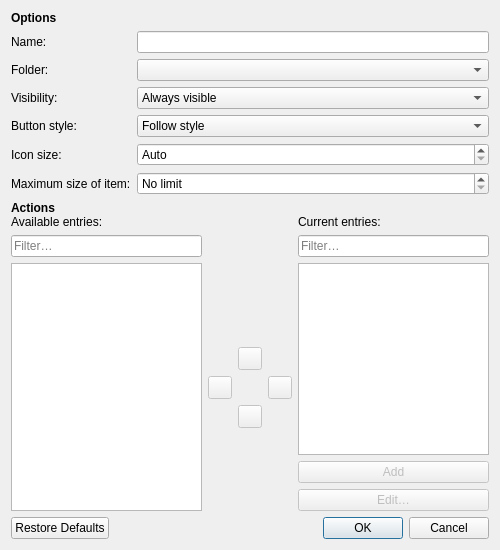
Before: the Qt Designer form src/ui/ToolBarDialog.ui in OtterBrowser/otter-browser, drawn with Qt 5.
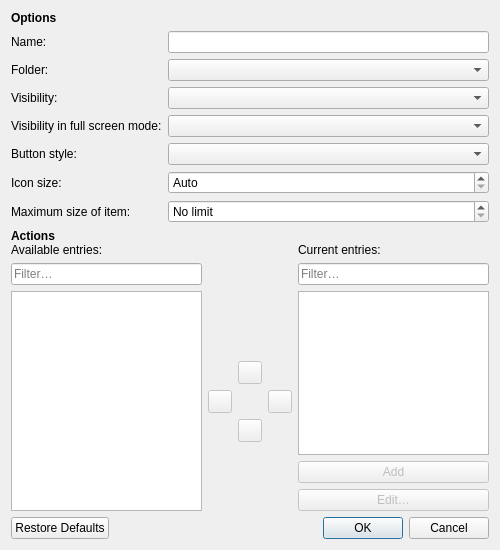
After: the same form once the commit is applied. Custom widgets are drawn as their Qt base class.

Commit message: Allow to configure separate visibility settings for full screen mode using UI, fixes #764

What changed in the file:
```diff
--- a/src/ui/ToolBarDialog.ui
+++ b/src/ui/ToolBarDialog.ui
@@ -57,25 +57,9 @@
       </widget>
      </item>
      <item row="3" column="1">
-      <widget class="QComboBox" name="visibilityComboBox">
-       <item>
-        <property name="text">
-         <string>Always visible</string>
-        </property>
-       </item>
-       <item>
-        <property name="text">
-         <string>Always hidden</string>
-        </property>
-       </item>
-       <item>
-        <property name="text">
-         <string>Visible only when needed</string>
-        </property>
-       </item>
-      </widget>
+      <widget class="QComboBox" name="normalVisibilityComboBox"/>
      </item>
-     <item row="4" column="0">
+     <item row="5" column="0">
       <widget class="QLabel" name="buttonStyleLabel">
        <property name="text">
         <string>Button style:</string>
@@ -85,36 +69,10 @@
        </property>
       </widget>
      </item>
-     <item row="4" column="1">
-      <widget class="QComboBox" name="buttonStyleComboBox">
-       <item>
-        <property name="text">
-         <string>Follow style</string>
-        </property>
-       </item>
-       <item>
-        <property name="text">
-         <string>Only icon</string>
-        </property>
-       </item>
-       <item>
-        <property name="text">
-         <string>Only text</string>
-        </property>
-       </item>
-       <item>
-        <property name="text">
-         <string>Text beside icon</string>
-        </property>
-       </item>
-       <item>
-        <property name="text">
-         <string>Text under icon</string>
-        </property>
-       </item>
-      </widget>
+     <item row="5" column="1">
+      <widget class="QComboBox" name="buttonStyleComboBox"/>
      </item>
-     <item row="5" column="0">
+     <item row="6" column="0">
       <widget class="QLabel" name="iconSizeLabel">
        <property name="text">
         <string>Icon size:</string>
@@ -124,7 +82,7 @@
        </property>
       </widget>
      </item>
-     <item row="5" column="1">
+     <item row="6" column="1">
       <widget class="QSpinBox" name="iconSizeSpinBox">
        <property name="specialValueText">
         <string>Auto</string>
@@ -140,7 +98,7 @@
        </property>
       </widget>
      </item>
-     <item row="6" column="0">
+     <item row="7" column="0">
       <widget class="QLabel" name="maximumButtonSizeLbel">
        <property name="text">
         <string>Maximum size of item:</string>
@@ -150,7 +108,7 @@
        </property>
       </widget>
      </item>
-     <item row="6" column="1">
+     <item row="7" column="1">
       <widget class="QSpinBox" name="maximumButtonSizeSpinBox">
        <property name="specialValueText">
         <string>No limit</string>
@@ -176,6 +134,19 @@
      <item row="2" column="1">
       <widget class="Otter::BookmarksComboBoxWidget" name="folderComboBox"/>
      </item>
+     <item row="4" column="1">
+      <widget class="QComboBox" name="fullScreenVisibilityComboBox"/>
+     </item>
+     <item row="4" column="0">
+      <widget class="QLabel" name="fullScreenVisibilityLabel">
+       <property name="text">
+        <string>Visibility in full screen mode:</string>
+       </property>
+       <property name="buddy">
+        <cstring>fullScreenVisibilityComboBox</cstring>
+       </property>
+      </widget>
+     </item>
     </layout>
    </item>
    <item>
```
Left out of the diff: 6 changed lines with no effect on the pictures. The commit also changes 1 other file.
